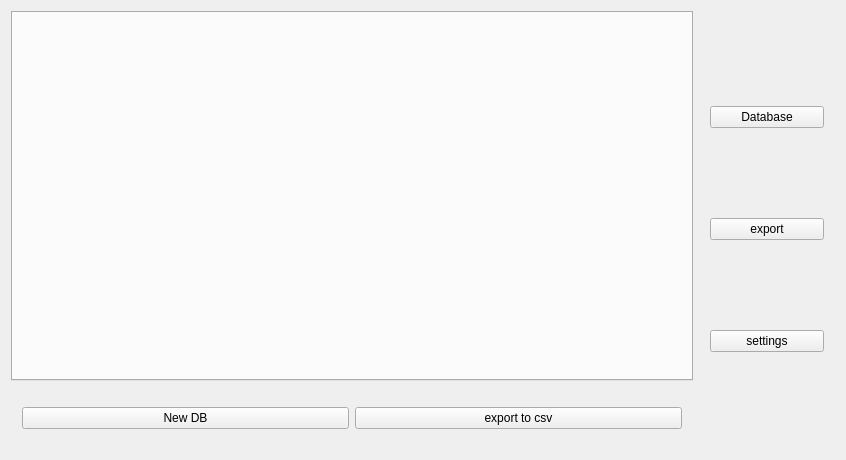
Before: the Qt Designer form mainwindow.ui in Trother555/ConverTable, drawn with Qt 5.
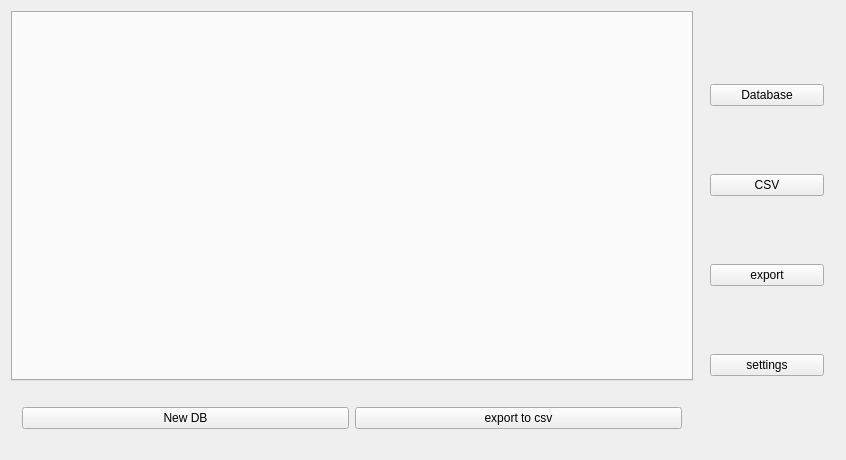
After: the same form once the commit is applied. Custom widgets are drawn as their Qt base class.

Diff of the .ui file:
```diff
--- a/mainwindow.ui
+++ b/mainwindow.ui
@@ -153,6 +153,13 @@
        <string notr="true"/>
       </property>
       <layout class="QGridLayout" name="gridLayout">
+       <item row="3" column="0">
+        <widget class="QPushButton" name="TabSettings">
+         <property name="text">
+          <string>settings</string>
+         </property>
+        </widget>
+       </item>
        <item row="0" column="0">
         <widget class="QPushButton" name="pushButton">
          <property name="text">
@@ -160,17 +167,17 @@
          </property>
         </widget>
        </item>
-       <item row="1" column="0">
-        <widget class="QPushButton" name="pushButton_2">
-         <property name="text">
-          <string>export</string>
-         </property>
-        </widget>
-       </item>
        <item row="2" column="0">
         <widget class="QPushButton" name="pushButton_3">
          <property name="text">
-          <string>settings</string>
+          <string>export</string>
+         </property>
+        </widget>
+       </item>
+       <item row="1" column="0">
+        <widget class="QPushButton" name="TabCSV">
+         <property name="text">
+          <string>CSV</string>
          </property>
         </widget>
        </item>
```
Left out of the diff: 8 changed lines with no effect on the pictures.
